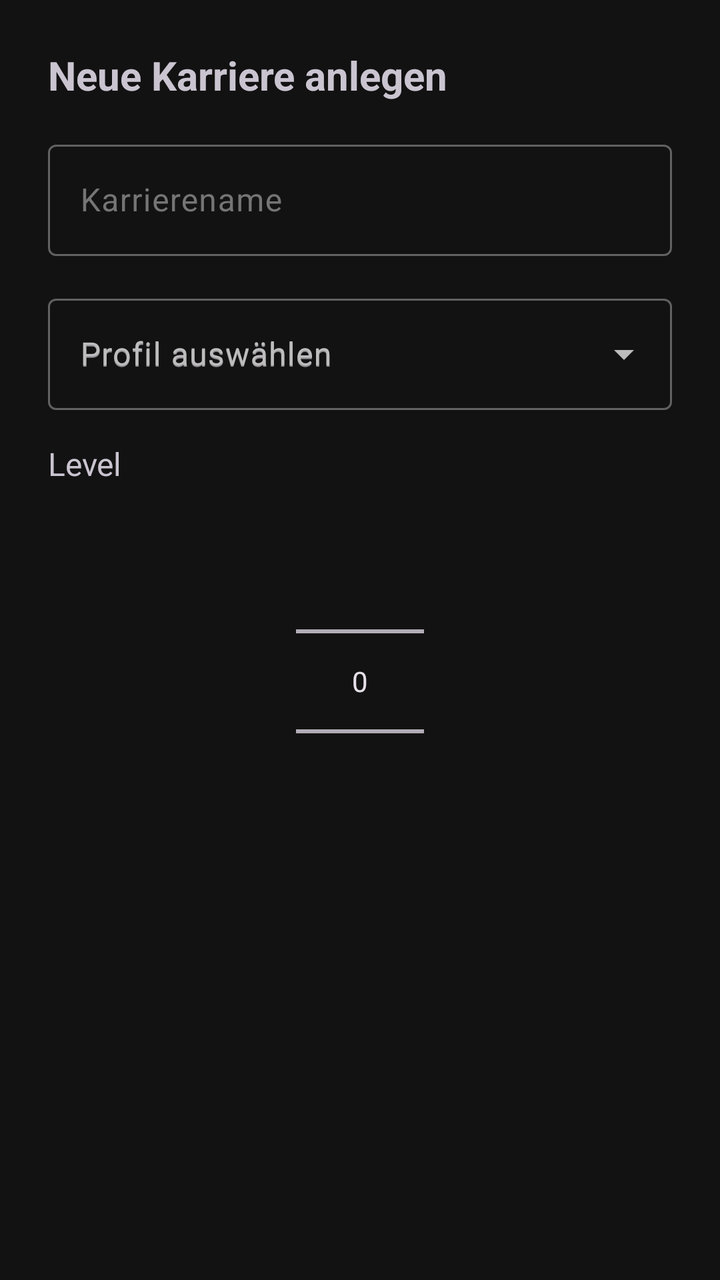
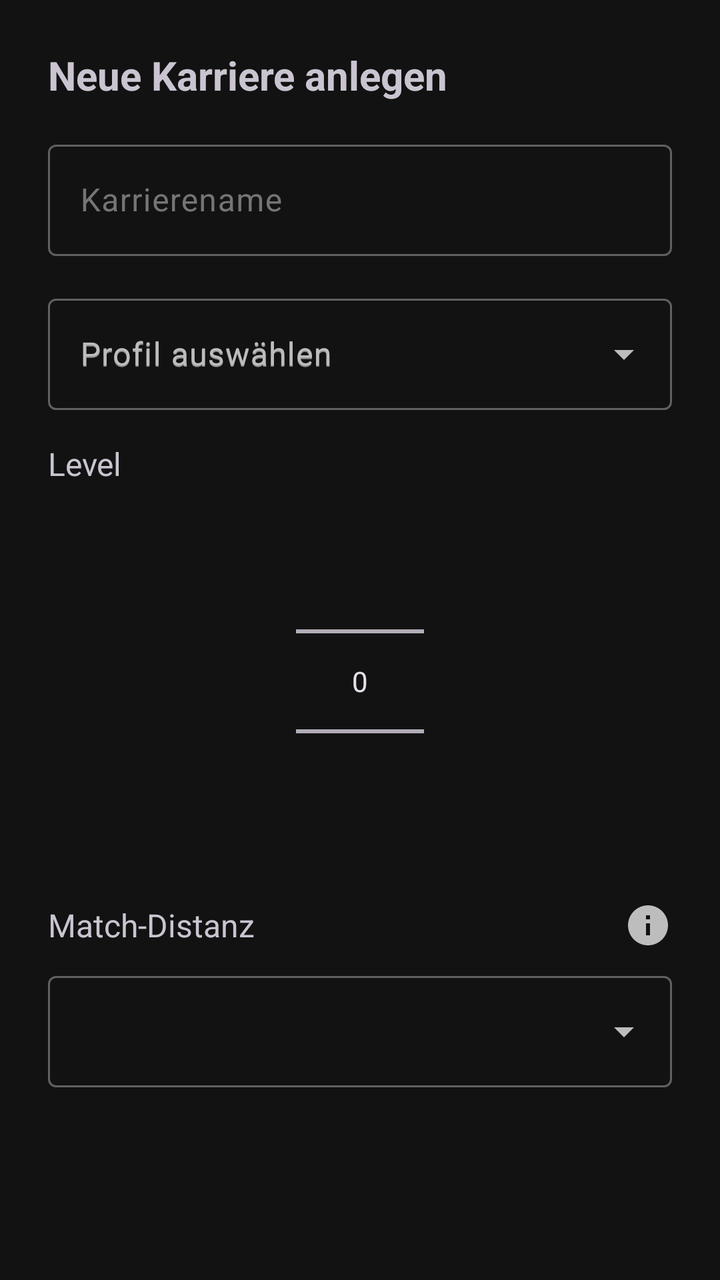

Compare the two renders of this Android layout. The source of the first and the diff that turns it into the second are given below.
<!-- AndroidManifest.xml: application theme Theme.DannyApp -->
<!-- res/layout/dialog_new_career.xml -->
<?xml version="1.0" encoding="utf-8"?>
<LinearLayout xmlns:android="http://schemas.android.com/apk/res/android"
    android:layout_width="match_parent"
    android:layout_height="wrap_content"
    android:orientation="vertical"
    android:padding="24dp">

    <TextView
        android:layout_width="match_parent"
        android:layout_height="wrap_content"
        android:layout_marginBottom="16dp"
        android:text="@string/careers_create_new"
        android:textSize="20sp"
        android:textStyle="bold" />

    <com.google.android.material.textfield.TextInputLayout
        android:layout_width="match_parent"
        android:layout_height="wrap_content"
        android:layout_marginBottom="16dp">

        <com.google.android.material.textfield.TextInputEditText
            android:id="@+id/etCareerName"
            android:layout_width="match_parent"
            android:layout_height="wrap_content"
            android:hint="@string/careers_create_name_hint"
            android:inputType="textPersonName|textCapWords"
            android:maxLines="1" />

    </com.google.android.material.textfield.TextInputLayout>

    <com.google.android.material.textfield.TextInputLayout
        style="@style/Widget.Material3.TextInputLayout.OutlinedBox.ExposedDropdownMenu"
        android:layout_width="match_parent"
        android:layout_height="wrap_content"
        android:layout_marginBottom="16dp"
        android:hint="@string/careers_create_profile_hint">

        <AutoCompleteTextView
            android:id="@+id/autoCompleteProfile"
            android:layout_width="match_parent"
            android:layout_height="wrap_content"
            android:hint="@string/careers_create_profile_hint"
            android:inputType="none" />

    </com.google.android.material.textfield.TextInputLayout>

    <TextView
        android:layout_width="match_parent"
        android:layout_height="wrap_content"
        android:layout_marginBottom="8dp"
        android:text="@string/careers_create_level"
        android:textSize="16sp"
        android:labelFor="@+id/numberPickerLevel" />

    <NumberPicker
        android:id="@+id/numberPickerLevel"
        android:layout_width="wrap_content"
        android:layout_height="wrap_content"
        android:layout_gravity="center"
        android:layout_marginBottom="8dp" />

</LinearLayout>
<!-- resources referenced by this layout -->
<resources>
  <string name="careers_create_level">Level</string>
  <string name="careers_create_name_hint">Karrierename</string>
  <string name="careers_create_new">Neue Karriere anlegen</string>
  <string name="careers_create_profile_hint">Profil auswählen</string>
  <style name="Theme.DannyApp" parent="Base.Theme.DannyApp" />
  <color name="anthrazit_hintergrund">#FF121212</color>
  <color name="anthrazit_tief">#FF0D0D0D</color>
  <color name="rot_haupt">#FFD32F2F</color>
  <color name="white">#FFFFFFFF</color>
  <color name="rot_dunkel">#FF8E0000</color>
  <color name="rot_sehr_hell">#FFFFDAD6</color>
  <color name="grau_sekundaer">#FFC4C4C4</color>
  <color name="anthrazit_container_niedrig">#FF1C1C1C</color>
  <color name="anthrazit_sekundaer">#FF373737</color>
  <color name="rot_hell">#FFEF5350</color>
  <color name="rot_container_dunkel">#FF5C1919</color>
  <color name="grau_text_hell">#FFF5F5F5</color>
  <color name="anthrazit_flaeche">#FF181818</color>
  <color name="anthrazit_variante">#FF2C2C2C</color>
  <color name="grau_text_gedaempft">#FFBDBDBD</color>
  <color name="anthrazit_container">#FF222222</color>
  <color name="anthrazit_container_hoch">#FF2A2A2A</color>
  <color name="anthrazit_container_hoechst">#FF333333</color>
  <color name="grau_rahmen">#FF616161</color>
  <color name="grau_rahmen_dunkel">#FF383838</color>
  <style name="Widget.DannyApp.TextInputLayout.OutlinedBox" parent="Widget.Material3.TextInputLayout.OutlinedBox">
          <item name="android:textColorHint">@color/eingabe_hint</item>
      </style>
  <color name="eingabe_hint">#FF757575</color>
  <!-- unchanged entries left out for length: 1 -->
</resources>

<!-- the commit's change to res/layout/dialog_new_career.xml (unified diff, before → after) -->
@@ -1,5 +1,6 @@
 <?xml version="1.0" encoding="utf-8"?>
 <LinearLayout xmlns:android="http://schemas.android.com/apk/res/android"
+    xmlns:app="http://schemas.android.com/apk/res-auto"
     android:layout_width="match_parent"
     android:layout_height="wrap_content"
     android:orientation="vertical"
@@ -59,4 +60,46 @@
         android:layout_gravity="center"
         android:layout_marginBottom="8dp" />
 
+    <LinearLayout
+        android:layout_width="match_parent"
+        android:layout_height="wrap_content"
+        android:orientation="horizontal"
+        android:gravity="center_vertical"
+        android:layout_marginTop="12dp"
+        android:layout_marginBottom="8dp">
+
+        <TextView
+            android:layout_width="0dp"
+            android:layout_height="wrap_content"
+            android:layout_weight="1"
+            android:text="@string/careers_create_match_distance"
+            android:textSize="16sp" />
+
+        <ImageView
+            android:id="@+id/btnMatchDistanceInfo"
+            android:layout_width="24dp"
+            android:layout_height="24dp"
+            android:src="@drawable/ic_info"
+            android:background="?attr/selectableItemBackgroundBorderless"
+            android:clickable="true"
+            android:focusable="true"
+            android:contentDescription="@string/match_distance_info_title"
+            app:tint="?attr/colorOnSurfaceVariant" />
+
+    </LinearLayout>
+
+    <com.google.android.material.textfield.TextInputLayout
+        style="@style/Widget.Material3.TextInputLayout.OutlinedBox.ExposedDropdownMenu"
+        android:layout_width="match_parent"
+        android:layout_height="wrap_content"
+        android:layout_marginBottom="8dp">
+
+        <AutoCompleteTextView
+            android:id="@+id/autoCompleteMatchDistance"
+            android:layout_width="match_parent"
+            android:layout_height="wrap_content"
+            android:inputType="none" />
+
+    </com.google.android.material.textfield.TextInputLayout>
+
 </LinearLayout>
<!-- resource entries referenced after the edit -->
@@ -1,9 +1,22 @@
 <!-- resources referenced by this layout -->
 <resources>
+  <!-- drawable ic_info (drawable) -->
+  <?xml version="1.0" encoding="utf-8"?>
+  <vector xmlns:android="http://schemas.android.com/apk/res/android"
+      android:width="24dp"
+      android:height="24dp"
+      android:viewportWidth="24"
+      android:viewportHeight="24">
+      <path
+          android:fillColor="@android:color/white"
+          android:pathData="M12,2C6.48,2 2,6.48 2,12s4.48,10 10,10 10,-4.48 10,-10S17.52,2 12,2zM13,17h-2v-6h2v6zM13,9h-2V7h2v2z"/>
+  </vector>
   <string name="careers_create_level">Level</string>
+  <string name="careers_create_match_distance">Match-Distanz</string>
   <string name="careers_create_name_hint">Karrierename</string>
   <string name="careers_create_new">Neue Karriere anlegen</string>
   <string name="careers_create_profile_hint">Profil auswählen</string>
+  <string name="match_distance_info_title">Match-Distanzen im Überblick</string>
   <style name="Theme.DannyApp" parent="Base.Theme.DannyApp" />
   <color name="anthrazit_hintergrund">#FF121212</color>
   <color name="anthrazit_tief">#FF0D0D0D</color>
